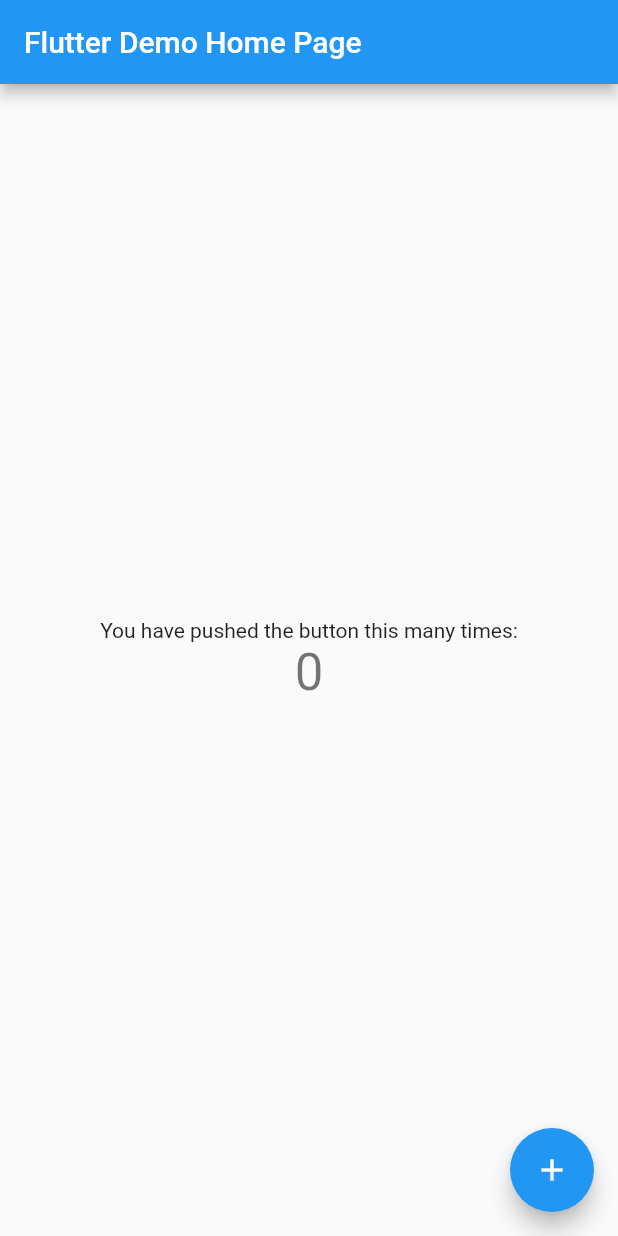
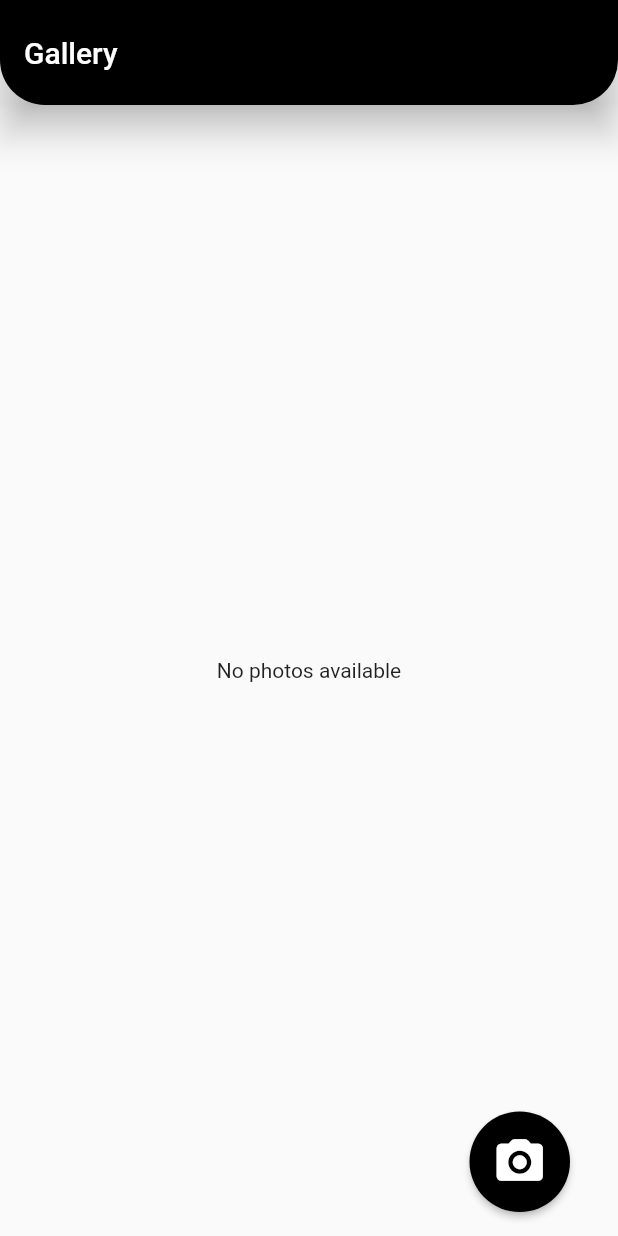
Before and after one commit to LukaMel-B/Flutter-Gallery-App, a Flutter app: the screen it shows after launch, on a phone screen of 412 x 824 dp. Run offline on Flutter 3.47's test engine with Material 2 defaults, Android fonts, the phone set to English and light mode, and no system bars; our stand-ins replace hive_flutter, image_picker; missing offline and left inert: image_picker_for_web; accounts and stored records are empty.

```diff
--- /dev/null
+++ b/lib/db/model/data_model.dart
@@ -0,0 +1,16 @@
+import 'package:hive_flutter/hive_flutter.dart';
+part 'data_model.g.dart';
+
+@HiveType(typeId: 1)
+class GalleryModel {
+  @HiveField(0)
+  int? id;
+
+  @HiveField(1)
+  final String image;
+
+  GalleryModel({
+    this.id,
+    required this.image,
+  });
+}
--- a/lib/main.dart
+++ b/lib/main.dart
@@ -1,6 +1,17 @@
+import 'dart:io';
+
 import 'package:flutter/material.dart';
+import 'package:gallery_app/db/model/data_model.dart';
+import 'package:gallery_app/screens/home_screen.dart';
+import 'package:hive_flutter/hive_flutter.dart';
+// ignore: library_prefixes
+import 'package:path_provider/path_provider.dart' as pathProvider;
 
-void main() {
+Future<void> main() async {
+  WidgetsFlutterBinding.ensureInitialized();
+  Directory directory = await pathProvider.getApplicationDocumentsDirectory();
+  Hive.init(directory.path);
+  Hive.registerAdapter(GalleryModelAdapter());
   runApp(const MyApp());
 }
 
@@ -10,106 +21,9 @@ class MyApp extends StatelessWidget {
   // This widget is the root of your application.
   @override
   Widget build(BuildContext context) {
-    return MaterialApp(
-      title: 'Flutter Demo',
-      theme: ThemeData(
-        // This is the theme of your application.
-        //
-        // Try running your application with "flutter run". You'll see the
-        // application has a blue toolbar. Then, without quitting the app, try
-        // changing the primarySwatch below to Colors.green and then invoke
-        // "hot reload" (press "r" in the console where you ran "flutter run",
-        // or simply save your changes to "hot reload" in a Flutter IDE).
-        // Notice that the counter didn't reset back to zero; the application
-        // is not restarted.
-        primarySwatch: Colors.blue,
-      ),
-      home: const MyHomePage(title: 'Flutter Demo Home Page'),
+    return const MaterialApp(
+      debugShowCheckedModeBanner: false,
+      home: HomeScreen(),
     );
   }
 }
-
-class MyHomePage extends StatefulWidget {
-  const MyHomePage({Key? key, required this.title}) : super(key: key);
-
-  // This widget is the home page of your application. It is stateful, meaning
-  // that it has a State object (defined below) that contains fields that affect
-  // how it looks.
-
-  // This class is the configuration for the state. It holds the values (in this
-  // case the title) provided by the parent (in this case the App widget) and
-  // used by the build method of the State. Fields in a Widget subclass are
-  // always marked "final".
-
-  final String title;
-
-  @override
-  State<MyHomePage> createState() => _MyHomePageState();
-}
-
-class _MyHomePageState extends State<MyHomePage> {
-  int _counter = 0;
-
-  void _incrementCounter() {
-    setState(() {
-      // This call to setState tells the Flutter framework that something has
-      // changed in this State, which causes it to rerun the build method below
-      // so that the display can reflect the updated values. If we changed
-      // _counter without calling setState(), then the build method would not be
-      // called again, and so nothing would appear to happen.
-      _counter++;
-    });
-  }
-
-  @override
-  Widget build(BuildContext context) {
-    // This method is rerun every time setState is called, for instance as done
-    // by the _incrementCounter method above.
-    //
-    // The Flutter framework has been optimized to make rerunning build methods
-    // fast, so that you can just rebuild anything that needs updating rather
-    // than having to individually change instances of widgets.
-    return Scaffold(
-      appBar: AppBar(
-        // Here we take the value from the MyHomePage object that was created by
-        // the App.build method, and use it to set our appbar title.
-        title: Text(widget.title),
-      ),
-      body: Center(
-        // Center is a layout widget. It takes a single child and positions it
-        // in the middle of the parent.
-        child: Column(
-          // Column is also a layout widget. It takes a list of children and
-          // arranges them vertically. By default, it sizes itself to fit its
-          // children horizontally, and tries to be as tall as its parent.
-          //
-          // Invoke "debug painting" (press "p" in the console, choose the
-          // "Toggle Debug Paint" action from the Flutter Inspector in Android
-          // Studio, or the "Toggle Debug Paint" command in Visual Studio Code)
-          // to see the wireframe for each widget.
-          //
-          // Column has various properties to control how it sizes itself and
-          // how it positions its children. Here we use mainAxisAlignment to
-          // center the children vertically; the main axis here is the vertical
-          // axis because Columns are vertical (the cross axis would be
-          // horizontal).
-          mainAxisAlignment: MainAxisAlignment.center,
-          children: <Widget>[
-            const Text(
-              'You have pushed the button this many times:',
-            ),
-            Text(
-              '$_counter',
-              style: Theme.of(context).textTheme.headline4,
-            ),
-          ],
-        ),
-      ),
-      floatingActionButton: FloatingActionButton(
-        onPressed: _incrementCounter,
-        tooltip: 'Increment',
-        child: const Icon(Icons.add),
-      ), // This trailing comma makes auto-formatting nicer for build methods.
-    );
-  }
-}
--- /dev/null
+++ b/lib/screens/home_screen.dart
@@ -0,0 +1,98 @@
+import 'package:flutter/material.dart';
+import 'package:gallery_app/db/functions/db_functions.dart';
+import 'package:gallery_app/db/model/data_model.dart';
+import 'package:gallery_app/widgets/display_image_widget.dart';
+import 'package:image_picker/image_picker.dart';
+
+class HomeScreen extends StatefulWidget {
+  const HomeScreen({Key? key}) : super(key: key);
+
+  @override
+  State<HomeScreen> createState() => _HomeScreenState();
+}
+
+class _HomeScreenState extends State<HomeScreen> {
+  @override
+  void initState() {
+    getAllStudents();
+    super.initState();
+  }
+
+  late String _imageData;
+  late int length;
+  @override
+  Widget build(BuildContext context) {
+    // clearAllStudents();
+    return Scaffold(
+      floatingActionButton: ElevatedButton(
+        style: ElevatedButton.styleFrom(
+            primary: Colors.black, shape: const CircleBorder()),
+        onPressed: () {
+          pickMedia();
+        },
+        child: const Padding(
+          padding: EdgeInsets.all(15),
+          child: Icon(
+            Icons.camera_alt_rounded,
+            size: 37,
+          ),
+        ),
+      ),
+      appBar: AppBar(
+        toolbarHeight: 70,
+        backgroundColor: Colors.transparent,
+        elevation: 10,
+        title: const Text(
+          'Gallery',
+          style: TextStyle(color: Colors.white),
+        ),
+        flexibleSpace: Container(
+          decoration: const BoxDecoration(
+            color: Colors.black,
+            borderRadius: BorderRadius.only(
+              bottomLeft: Radius.circular(30),
+              bottomRight: Radius.circular(30),
+            ),
+          ),
+        ),
+      ),
+      body: Padding(
+        padding: const EdgeInsets.symmetric(vertical: 15, horizontal: 10),
+        child: ValueListenableBuilder(
+            valueListenable: galleryImageNotifier,
+            builder: (BuildContext context, List<GalleryModel> studentList,
+                Widget? child) {
+              length = studentList.length;
+              return (length == 0)
+                  ? const Center(
+                      child: Text('No photos available'),
+                    )
+                  : GridView.builder(
+                      itemBuilder: (BuildContext context, int index) {
+                        final data = studentList[index];
+                        return ImageCard(
+                          path: data.image,
+                        );
+                      },
+                      itemCount: studentList.length,
+                      gridDelegate:
+                          const SliverGridDelegateWithMaxCrossAxisExtent(
+                              maxCrossAxisExtent: 200,
+                              crossAxisSpacing: 7,
+                              mainAxisSpacing: 7),
+                    );
+            }),
+      ),
+    );
+  }
+
+  Future<void> pickMedia() async {
+    final image = await ImagePicker().pickImage(source: ImageSource.gallery);
+    if (image == null) {
+      return;
+    }
+    _imageData = image.path;
+    final picture = GalleryModel(image: _imageData);
+    addStudent(picture);
+  }
+}
```
Also changed, not shown: lib/db/functions/db_functions.dart (added, +29 -0 lines), lib/generated_plugin_registrant.dart (added, +17 -0 lines), lib/widgets/display_image_widget.dart (added, +27 -0 lines), pubspec.yaml (+8 -6 lines), lib/db/model/data_model.g.dart (added), pubspec.lock, 16 other files.
